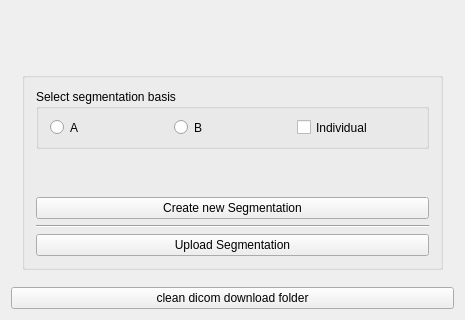
Before: the Qt Designer form Plugins/org.mitk.gui.qt.segmentation.rework/src/internal/SegmentationReworkViewControls.ui in MITK/MITK, drawn with Qt 5; both pictures show x 0 to 465 and y 492 to 812 of the 465 by 812 pixel window.
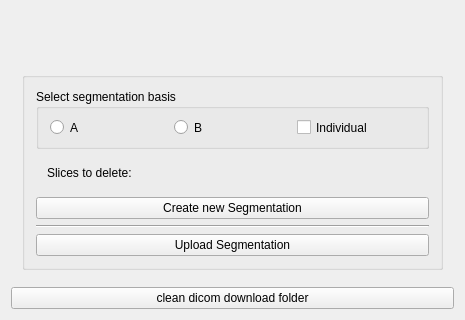
After: the same form once the commit is applied. Custom widgets are drawn as their Qt base class.

Commit message: add label for slice count to delete

```diff
--- a/Plugins/org.mitk.gui.qt.segmentation.rework/src/internal/SegmentationReworkViewControls.ui
+++ b/Plugins/org.mitk.gui.qt.segmentation.rework/src/internal/SegmentationReworkViewControls.ui
@@ -7,7 +7,7 @@
     <x>0</x>
     <y>0</y>
     <width>465</width>
-    <height>765</height>
+    <height>794</height>
    </rect>
   </property>
   <property name="minimumSize">
@@ -155,6 +155,13 @@
             </sizepolicy>
            </property>
            <layout class="QHBoxLayout" name="individualWidget">
+            <item>
+             <widget class="QLabel" name="slicesToDeleteLabel">
+              <property name="text">
+               <string>Slices to delete:</string>
+              </property>
+             </widget>
+            </item>
             <item>
              <widget class="QLabel" name="thresholdValue">
               <property name="text">
```
The commit also changes 2 other files.
